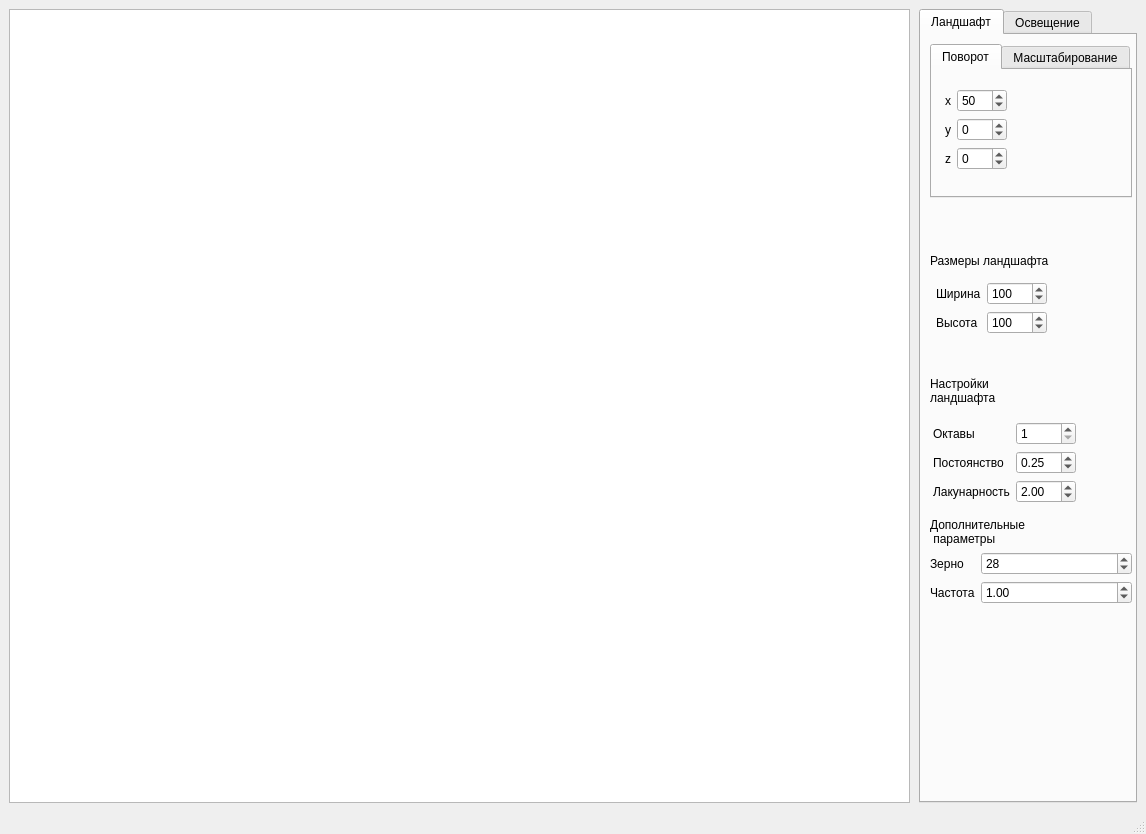
Before: the Qt Designer form src/ppo_cg_course/core/gui/mainwindow.ui in leontartykov/Terrain, drawn with Qt 5.
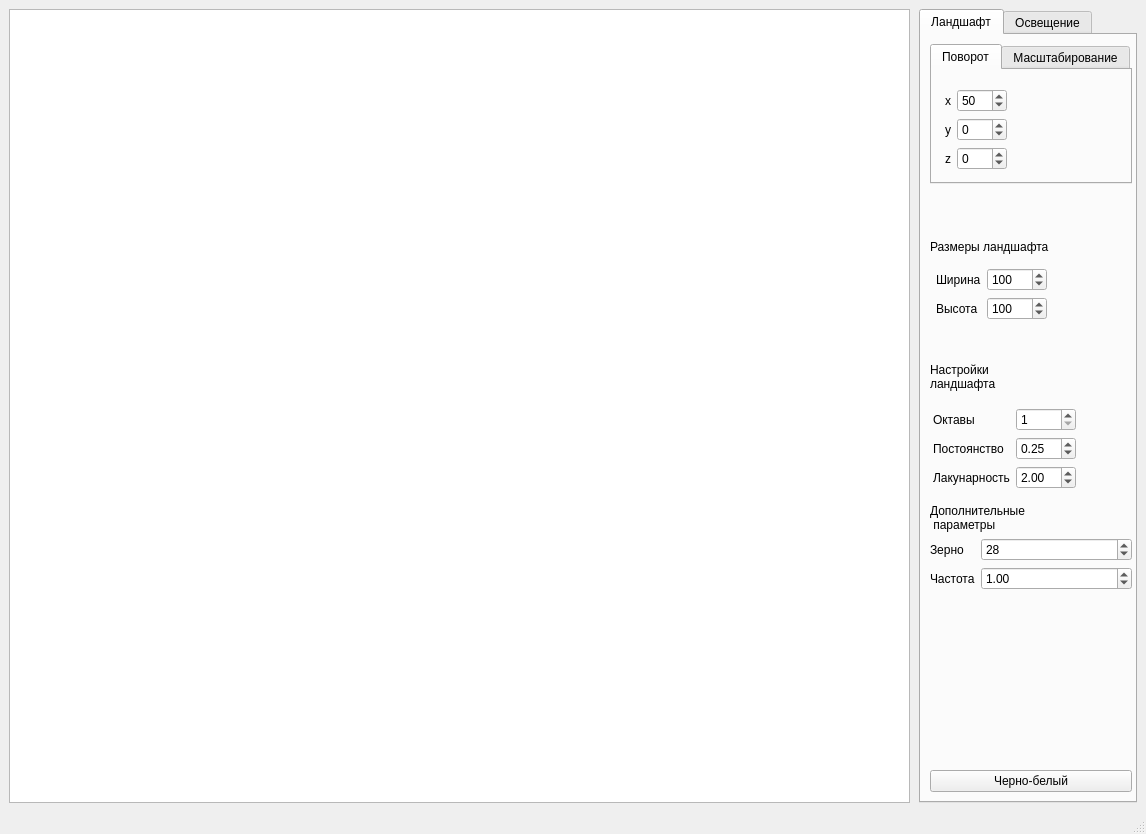
After: the same form once the commit is applied.

Commit message: change-add: добавлена кнопка на gui и её обработчик

Diff of the .ui file:
```diff
--- a/src/ppo_cg_course/core/gui/mainwindow.ui
+++ b/src/ppo_cg_course/core/gui/mainwindow.ui
@@ -545,6 +545,13 @@
             </property>
            </spacer>
           </item>
+          <item>
+           <widget class="QPushButton" name="black_white_color">
+            <property name="text">
+             <string>Черно-белый</string>
+            </property>
+           </widget>
+          </item>
          </layout>
         </widget>
         <widget class="QWidget" name="tab_2">
```
The commit also changes 3 other files.
